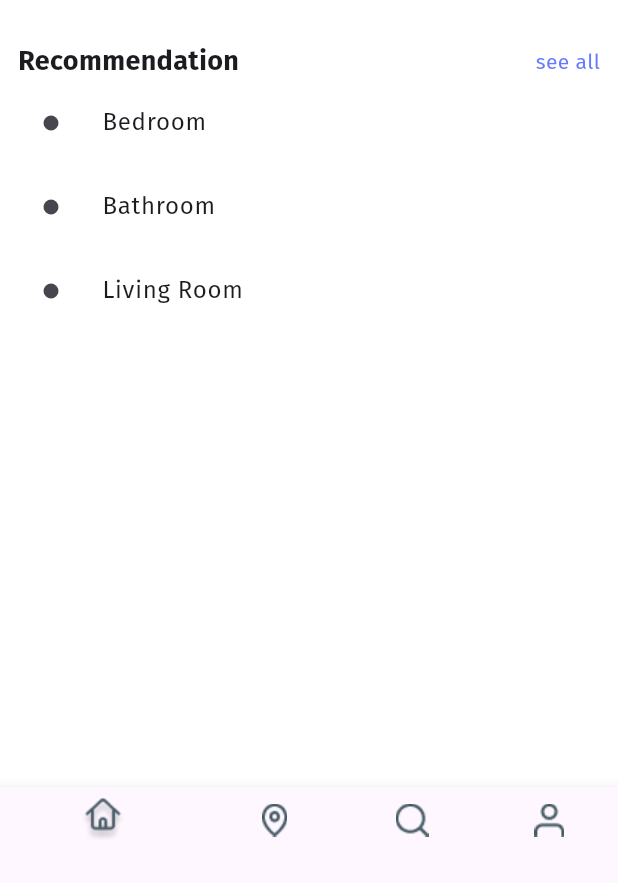
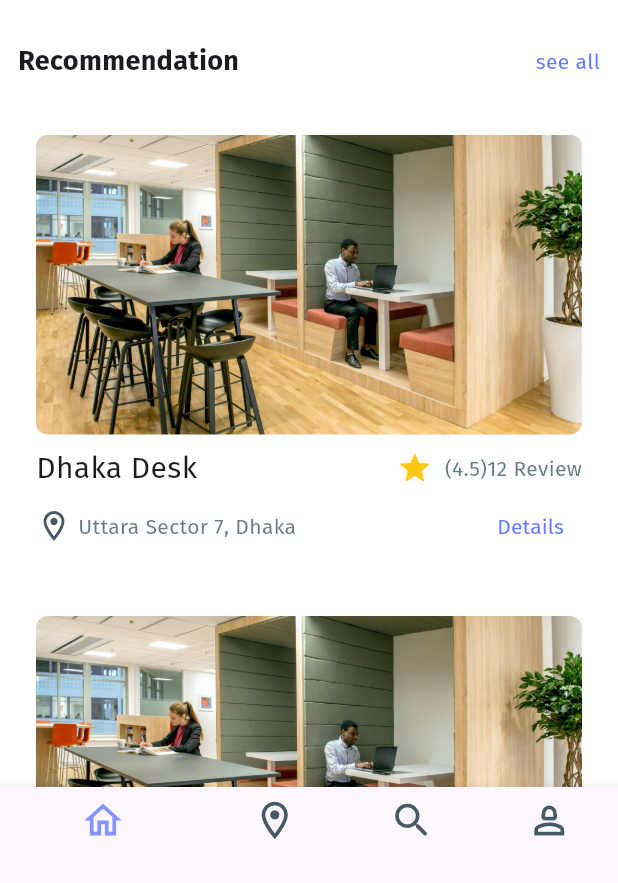
Before and after one commit to Ahmad61-6/spacehub, a Flutter app: the screen it shows after launch, on a phone screen of 412 x 824 dp, the part 353-1236 px from its top. Run offline on Flutter 3.47's test engine with Material 3 defaults, Android fonts, the phone set to English and light mode, and no system bars; our stand-ins replace carousel_slider, firebase_auth, firebase_core, get; accounts and stored records are empty.

Commit message:
implementing the screen designs.

```diff
--- /dev/null
+++ b/lib/core/models/work_space_category_model.dart
@@ -0,0 +1,5 @@
+class WorkSpaceCategoryModel {
+  List<String>? categories = [];
+
+  WorkSpaceCategoryModel({this.categories});
+}
--- a/lib/view/screens/main_bottom_nav_bar.dart
+++ b/lib/view/screens/main_bottom_nav_bar.dart
@@ -3,7 +3,6 @@ import 'package:get/get_state_manager/src/simple/get_state.dart';
 import 'package:spacehub/controllers/main_bottom_nav_bar_controller.dart';
 import 'package:spacehub/view/utility/app_colors.dart';
 
-import '../utility/assets_path.dart';
 import 'main_bottom_nav_screens/home_screen.dart';
 import 'main_bottom_nav_screens/map_screen.dart';
 import 'main_bottom_nav_screens/profile_screen.dart';
@@ -31,19 +30,23 @@ class _MainBottomNavBarState extends State<MainBottomNavBar> {
         bottomNavigationBar: BottomNavigationBar(
           currentIndex: controller.currentIndex,
           onTap: (index) => controller.changeIndex(index),
-          selectedItemColor: AppColors.buttonColor,
+          selectedItemColor: AppColors.buttonColor.withValues(alpha: 0.8),
           unselectedItemColor: AppColors.iconsCommonColor,
           showUnselectedLabels: true,
-          backgroundColor: AppColors.appBackground,
+          backgroundColor: Colors.white,
           items: [
             BottomNavigationBarItem(
-                icon: Image.asset(AssetsPath.homeIcon), label: ''),
+                icon: Icon(Icons.home_outlined, size: 30), label: ''),
             BottomNavigationBarItem(
-                icon: Image.asset(AssetsPath.mapIcon), label: ''),
+                icon: Icon(Icons.location_on_outlined, size: 30), label: ''),
             BottomNavigationBarItem(
-                icon: Image.asset(AssetsPath.searchIcon), label: ''),
+                icon: Icon(Icons.search_rounded, size: 30), label: ''),
             BottomNavigationBarItem(
-                icon: Image.asset(AssetsPath.profileIcon), label: '')
+                icon: Icon(
+                  Icons.person_2_outlined,
+                  size: 30,
+                ),
+                label: '')
           ],
         ),
       );
--- a/lib/view/screens/main_bottom_nav_screens/home_screen.dart
+++ b/lib/view/screens/main_bottom_nav_screens/home_screen.dart
@@ -4,6 +4,7 @@ import 'package:spacehub/controllers/category_controller.dart';
 import 'package:spacehub/view/utility/assets_path.dart';
 
 import '../../utility/app_colors.dart';
+import '../widgets/work_space/work_space_item.dart';
 
 class HomeScreen extends StatefulWidget {
   const HomeScreen({super.key});
@@ -25,9 +26,10 @@ class _HomeScreenState extends State<HomeScreen> {
       appBar: _homeScreenAppBar(),
       backgroundColor: AppColors.appBackground,
       body: SafeArea(
-        child: SingleChildScrollView(
-          physics: const BouncingScrollPhysics(),
-          child: Padding(
+        child: Column(
+          children: [
+            // Fixed-height header section
+            Padding(
               padding: const EdgeInsets.all(12.0),
               child: Column(
                 crossAxisAlignment: CrossAxisAlignment.start,
@@ -47,7 +49,8 @@ class _HomeScreenState extends State<HomeScreen> {
                         children: ['Private', 'Office', 'Space']
                             .map(
                               (category) => GestureDetector(
-                              onTap: () => controller.selectCategory(category),
+                                onTap: () =>
+                                    controller.selectCategory(category),
                                 child: Container(
                                   width: 105,
                                   padding: const EdgeInsets.symmetric(
@@ -55,17 +58,18 @@ class _HomeScreenState extends State<HomeScreen> {
                                     vertical: 10,
                                   ),
                                   decoration: BoxDecoration(
-                                  color: controller.selectedCategory == category
+                                    color:
+                                        controller.selectedCategory == category
                                             ? AppColors.buttonColor
                                             : AppColors.buttonColor
-                                          .withValues(alpha: 0.2),
+                                                .withOpacity(0.2),
                                     borderRadius: BorderRadius.circular(10),
                                   ),
                                   child: Text(
                                     category,
                                     style: TextStyle(
-                                    color:
-                                        controller.selectedCategory == category
+                                      color: controller.selectedCategory ==
+                                              category
                                           ? Colors.white
                                           : Colors.black,
                                     ),
@@ -81,10 +85,10 @@ class _HomeScreenState extends State<HomeScreen> {
                   Row(
                     mainAxisAlignment: MainAxisAlignment.spaceBetween,
                     children: [
-                    Text(
+                      const Text(
                         'Recommendation',
-                      style:
-                          TextStyle(fontSize: 18, fontWeight: FontWeight.bold),
+                        style: TextStyle(
+                            fontSize: 18, fontWeight: FontWeight.bold),
                       ),
                       Text(
                         'see all',
@@ -92,27 +96,21 @@ class _HomeScreenState extends State<HomeScreen> {
                       )
                     ],
                   ),
-                GetBuilder<CategoryController>(
-                  builder: (controller) {
-                    return SizedBox(
-                      height: MediaQuery.of(context).size.height *
-                          0.6, // Adjust as needed
-                      child: ListView.builder(
-                        physics: const NeverScrollableScrollPhysics(),
-                        itemCount: controller.currentItems.length,
-                        itemBuilder: (context, index) {
-                          return ListTile(
-                            title: Text(controller.currentItems[index]),
-                            leading: const Icon(Icons.circle, size: 12),
-                          );
-                        },
-                      ),
-                    );
-                  },
-                ),
+                  const SizedBox(height: 12),
                 ],
               ),
             ),
+            // Expanded ListView that takes remaining space
+            Expanded(
+              child: ListView.builder(
+                padding: const EdgeInsets.symmetric(horizontal: 12),
+                itemCount: 5, // Replace with your actual item count
+                itemBuilder: (context, index) {
+                  return WorkSpaceItem();
+                },
+              ),
+            ),
+          ],
         ),
       ),
     );
@@ -169,14 +167,14 @@ class _HomeScreenState extends State<HomeScreen> {
               Text(
                 'Search',
                 style: TextStyle(
-                  color: AppColors.iconsCommonColor.withValues(alpha: (0.8)),
+                  color: AppColors.iconsCommonColor.withOpacity(0.8),
                   fontSize: 16,
                 ),
               ),
             ]),
             Icon(
               Icons.keyboard_voice_outlined,
-              color: AppColors.iconsCommonColor.withValues(alpha: (0.8)),
+              color: AppColors.iconsCommonColor.withOpacity(0.8),
             ),
           ],
         ),
--- /dev/null
+++ b/lib/view/screens/widgets/work_space/work_space_item.dart
@@ -0,0 +1,93 @@
+import 'package:flutter/material.dart';
+import 'package:get/get.dart';
+import 'package:spacehub/view/screens/work_space_details_screen.dart';
+
+import '../../../utility/app_colors.dart';
+import '../../../utility/assets_path.dart';
+
+class WorkSpaceItem extends StatelessWidget {
+  const WorkSpaceItem({
+    super.key,
+  });
+
+  @override
+  Widget build(BuildContext context) {
+    return Container(
+      padding: const EdgeInsets.all(12),
+      margin: const EdgeInsets.only(bottom: 12),
+      decoration: BoxDecoration(
+        borderRadius: BorderRadius.circular(10),
+      ),
+      child: Column(
+        children: [
+          ClipRRect(
+            borderRadius: BorderRadius.circular(8),
+            child: Image.asset(
+              AssetsPath.workSpace,
+              width: double.infinity,
+              height: 200, // Set your desired height
+              fit: BoxFit.cover,
+            ),
+          ),
+          const SizedBox(height: 8),
+          Row(
+            mainAxisAlignment: MainAxisAlignment.spaceBetween,
+            children: [
+              Text(
+                'Dhaka Desk',
+                style: TextStyle(fontSize: 20),
+              ),
+              Row(
+                children: [
+                  Icon(
+                    Icons.star,
+                    color: AppColors.starIconColor,
+                  ),
+                  const SizedBox(width: 8),
+                  Text(
+                    '(4.5)12 Review',
+                    style: TextStyle(
+                        color:
+                            AppColors.iconsCommonColor.withValues(alpha: 0.8),
+                        fontSize: 14),
+                  ),
+                ],
+              ),
+            ],
+          ),
+          Row(
+            mainAxisAlignment: MainAxisAlignment.spaceBetween,
+            children: [
+              Row(
+                children: [
+                  Icon(Icons.location_on_outlined,
+                      color: AppColors.iconsCommonColor),
+                  const SizedBox(width: 4),
+                  Text(
+                    "Uttara Sector 7, Dhaka",
+                    style: TextStyle(
+                        fontSize: 14,
+                        color:
+                            AppColors.iconsCommonColor.withValues(alpha: 0.8)),
+                  ),
+                ],
+              ),
+              Row(
+                children: [
+                  TextButton(
+                      onPressed: () {
+                        Get.to(() => const WorkSpaceDetailsScreen());
+                      },
+                      child: Text(
+                        "Details",
+                        style: TextStyle(color: AppColors.buttonColor),
+                      ))
+                ],
+              )
+            ],
+          )
+        ],
+      ),
+    );
+  }
+}
--- a/lib/view/utility/app_colors.dart
+++ b/lib/view/utility/app_colors.dart
@@ -7,4 +7,5 @@ class AppColors {
   static const Color otherLoginOptBackgroundColor = Color(0xFF647AFF);
   static const Color constTextColor = Color(0xFF27252E);
   static const Color iconsCommonColor = Color(0xFF455A64);
+  static const Color starIconColor = Color(0xFFFFC817);
 }
--- a/lib/view/utility/assets_path.dart
+++ b/lib/view/utility/assets_path.dart
@@ -4,6 +4,7 @@ class AssetsPath {
   static const String googleLogo = 'assets/icons/google.png';
   static const String facebookLogo = 'assets/icons/facebook.png';
   static const String xLogo = 'assets/icons/x_logo.jpg';
+  static const String workSpace = 'assets/images/work_space.jpg';
   static const String searchbarIcon = 'assets/icons/search_bar_icon.png';
   static const String voiceIcon = 'assets/icons/voice_icon.png';
   static const String homeIcon = 'assets/icons/bottom_nav_icons/home_icon.png';
--- a/pubspec.yaml
+++ b/pubspec.yaml
@@ -38,6 +38,7 @@ dependencies:
   firebase_auth: ^5.5.1
   firebase_core: ^3.12.1
   google_sign_in: ^6.3.0
+  carousel_slider: ^5.0.0
 
 dev_dependencies:
   flutter_test:
@@ -65,6 +66,7 @@ flutter:
   assets:
     - assets/icons/
     - assets/icons/bottom_nav_icons/
+    - assets/images/
 
   # An image asset can refer to one or more resolution-specific "variants", see
   # https://flutter.dev/to/resolution-aware-images
```
Also changed, not shown: lib/core/models/work_space_model.dart (added, +17 -0 lines), lib/view/screens/work_space_details_screen.dart (added, +172 -0 lines), assets/images/work_space.jpg (added), pubspec.lock. Lines whose indentation alone changed are shown as unchanged.
